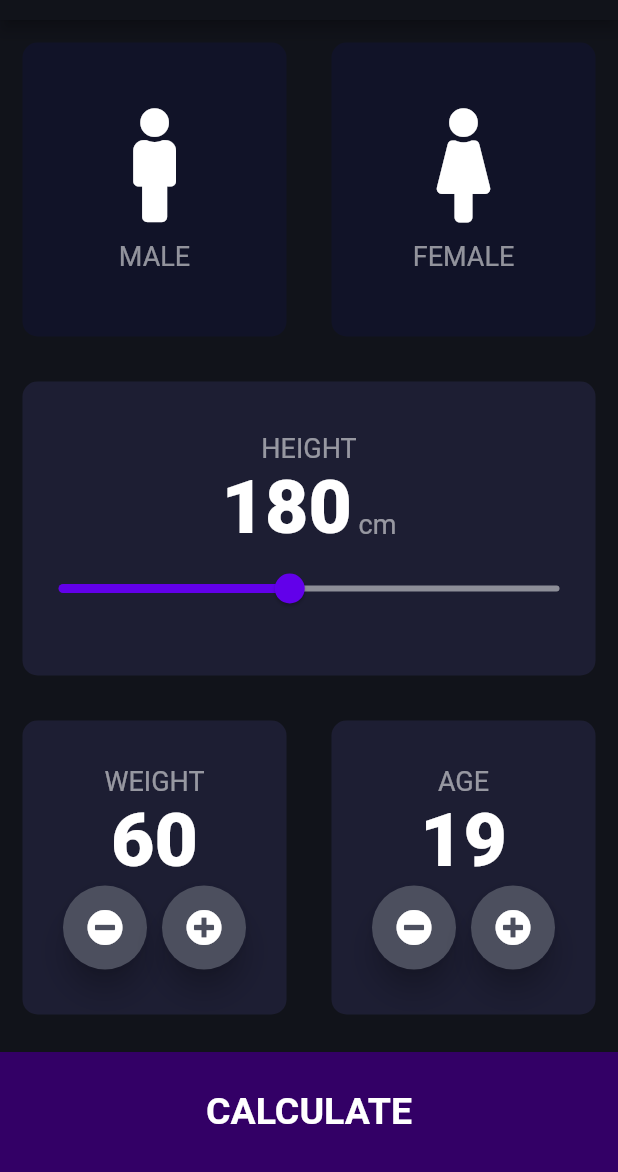
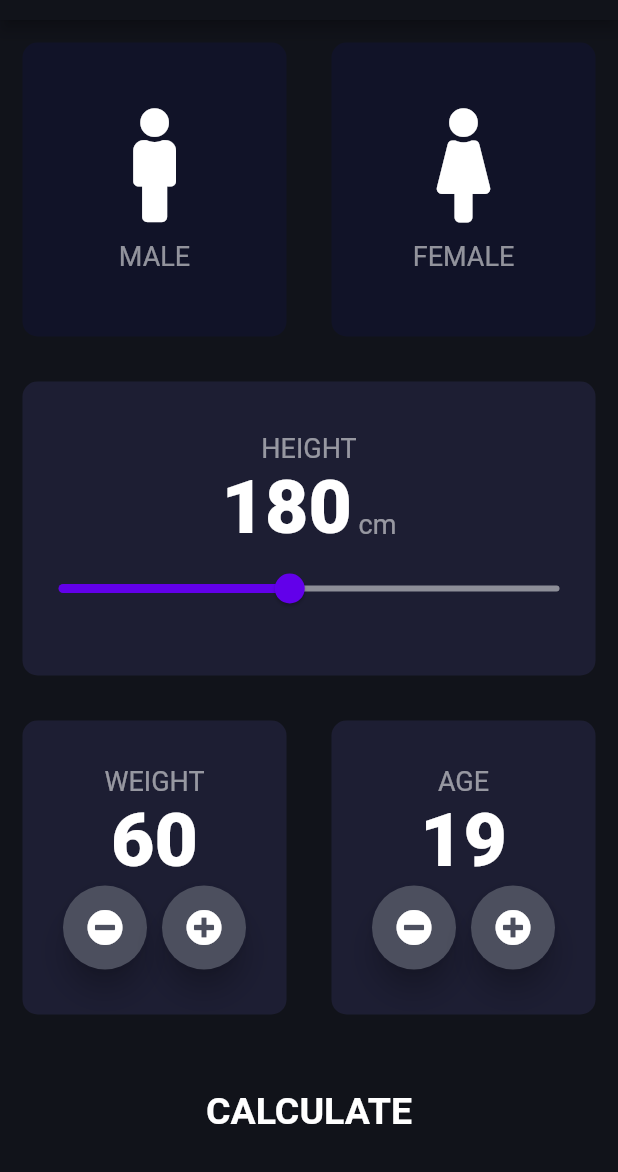
Before and after one commit to Er-Nilesh-kr/BMI-Calculator, a Flutter app: the screen it shows after launch, on a phone screen of 412 x 824 dp, the part 64-1236 px from its top. Run offline on Flutter 3.47's test engine with Material 2 defaults, Android fonts, the phone set to English and light mode, and no system bars; our stand-ins replace font_awesome_flutter.

Commit message:
Add toggle bottom container color

```diff
--- a/lib/components/bottom_button.dart
+++ b/lib/components/bottom_button.dart
@@ -4,8 +4,9 @@ import '../components/constants.dart';
 class BottomButton extends StatelessWidget {
   final Function onTap;
   final String buttonTitle;
+  final Color colour;
 
-  BottomButton({@required this.onTap, @required this.buttonTitle});
+  BottomButton({@required this.onTap, @required this.buttonTitle, this.colour});
 
   @override
   Widget build(BuildContext context) {
@@ -19,7 +20,7 @@ class BottomButton extends StatelessWidget {
             textAlign: TextAlign.center,
           ),
           padding: EdgeInsets.only(top: 25.0),
-          color: kbottomContainerColour,
+          color: colour,
           margin: EdgeInsets.only(top: 10.0),
           width: double.infinity,
           height: kbottomContainerHeight,
```
